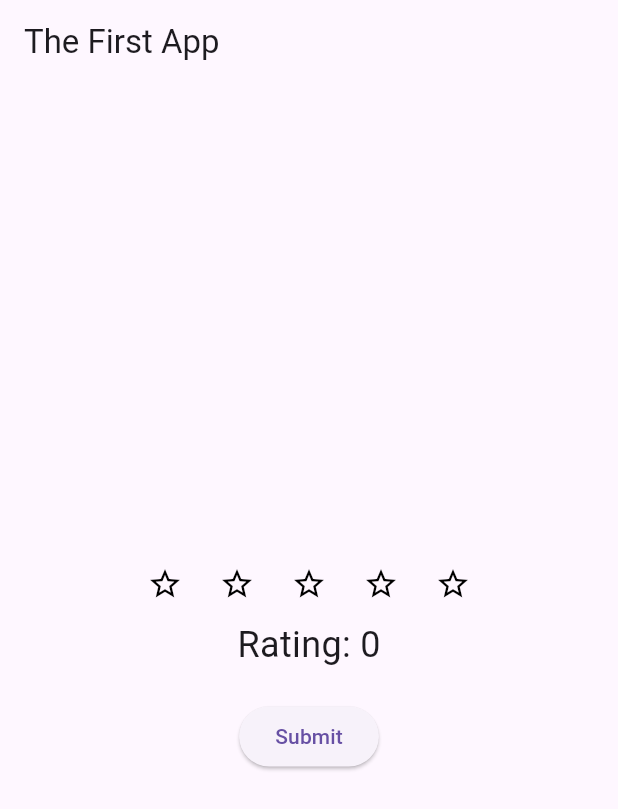
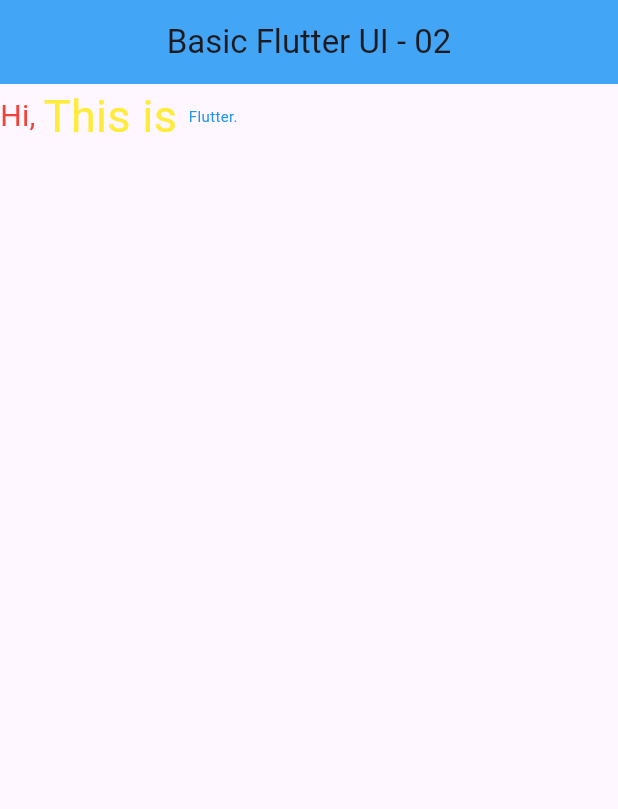
Before and after one commit to mohas8/snap_to_cook, a Flutter app: the screen it shows after launch, on a phone screen of 412 x 824 dp. Shown: the top 809 px of the screen. Run offline on Flutter 3.47's test engine with Material 3 defaults, Android fonts, the phone set to English and light mode, and no system bars.

Commit message:
Basic Flutter UI - 02

```diff
--- a/lib/main.dart
+++ b/lib/main.dart
@@ -1,72 +1,47 @@
 import 'package:flutter/material.dart';
 
 void main() {
-  runApp(MyApp());
+  runApp(const LabClass05());
 }
 
-class MyApp extends StatelessWidget {
+class LabClass05 extends StatelessWidget {
+  const LabClass05({super.key});
+
   @override
   Widget build(BuildContext context) {
     return MaterialApp(
-      title: 'Rating App',
-      theme: ThemeData(
-        primarySwatch: Colors.blue,
+      title: "Basic Flutter UI - 02",
+      home: Scaffold(
+        appBar: AppBar(
+          title: Text("Basic Flutter UI - 02"),
+          backgroundColor: Colors.blue[400],
+          centerTitle: true,
         ),
-      home: MyHomePage(),
-    );
-  }
-}
-
-class MyHomePage extends StatefulWidget {
-  @override
-  _MyHomePageState createState() => _MyHomePageState();
-}
-
-class _MyHomePageState extends State<MyHomePage> {
-  int _rating = 0;
-
-  void _setRating(int rating) {
-    setState(() {
-      _rating = rating;
-    });
-  }
-
-  @override
-  Widget build(BuildContext context) {
-    return Scaffold(
-      appBar: AppBar(
-        title: Text('The First App'),
+        body: Row(
+          children: [
+            Text(
+              "Hi, ",
+              style: TextStyle(
+                color: Colors.red,
+                fontSize: 20,
               ),
-      body: Column(
-        mainAxisAlignment: MainAxisAlignment.center,
-        children: <Widget>[
-          Row(
-            mainAxisAlignment: MainAxisAlignment.center,
-            children: List.generate(5, (index) {
-              return IconButton(
-                icon: Icon(
-                  index < _rating ? Icons.star : Icons.star_border,
-                  color: const Color.fromARGB(255, 0, 0, 0),
-                ),
-                onPressed: () => _setRating(index + 1),
-              );
-            }),
             ),
             Text(
-            'Rating: $_rating',
-            style: TextStyle(fontSize: 24),
+              "This is ",
+              style: TextStyle(
+                color: Colors.yellow,
+                fontSize: 30,
               ),
-          SizedBox(height: 20),
-          ElevatedButton(
-            onPressed: () {
-              // Add your submit code here!
-              ScaffoldMessenger.of(context).showSnackBar(
-                SnackBar(content: Text('Submitted! Rating: $_rating')),
-              );
-            },
-            child: Text('Submit'),
+            ),
+            Text(
+              "Flutter.",
+              style: TextStyle(
+                color: Colors.blue,
+                fontSize: 10,
+              ),
             ),
           ],
+        ),
       ),
     );
   }
```
Lines whose indentation alone changed are shown as unchanged.
